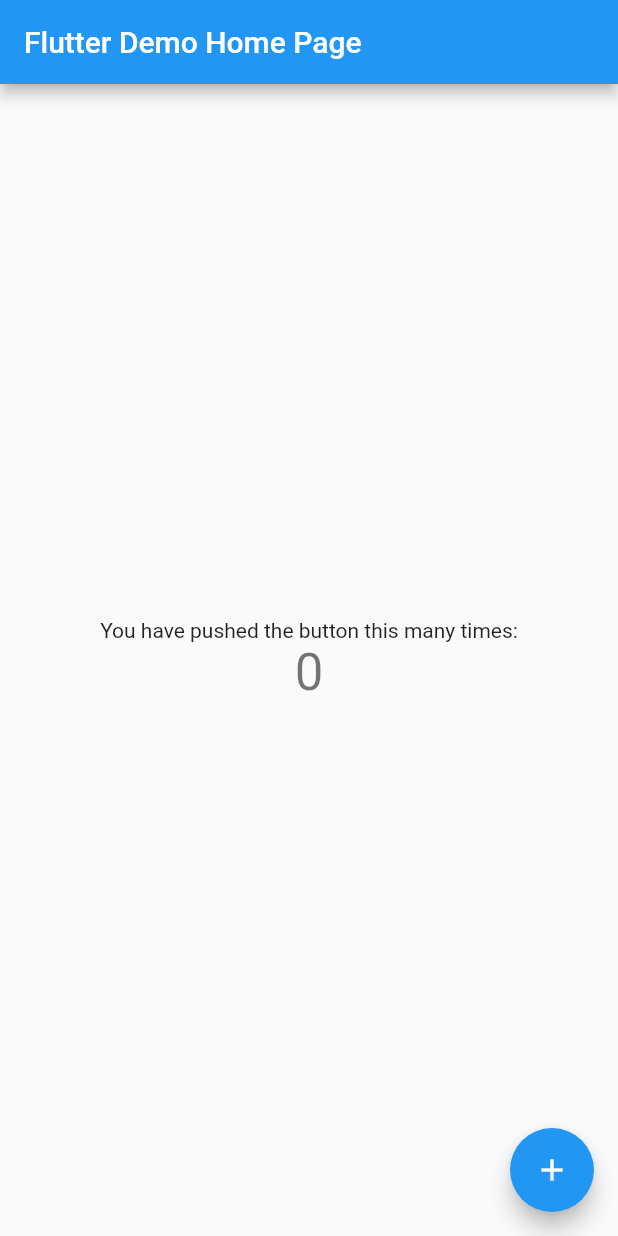
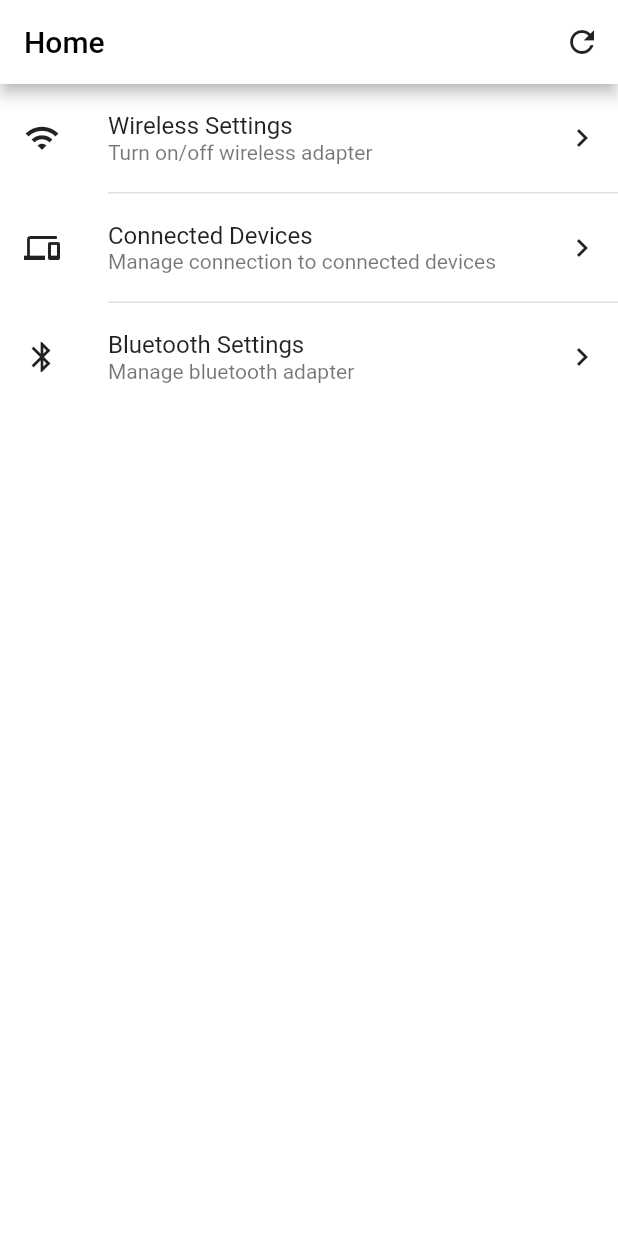
Before and after one commit to mochrira/wui, a Flutter app: the screen it shows after launch, on a phone screen of 412 x 824 dp. Run offline on Flutter 3.47's test engine with Material 2 defaults, Android fonts, the phone set to English and light mode, and no system bars.

Commit message:
Initial Commit

```diff
--- a/example/lib/main.dart
+++ b/example/lib/main.dart
@@ -1,4 +1,5 @@
 import 'package:flutter/material.dart';
+import 'package:wui/wui.dart';
 
 void main() {
   runApp(MyApp());
@@ -10,104 +11,116 @@ class MyApp extends StatelessWidget {
   Widget build(BuildContext context) {
     return MaterialApp(
       title: 'Flutter Demo',
-      theme: ThemeData(
-        // This is the theme of your application.
-        //
-        // Try running your application with "flutter run". You'll see the
-        // application has a blue toolbar. Then, without quitting the app, try
-        // changing the primarySwatch below to Colors.green and then invoke
-        // "hot reload" (press "r" in the console where you ran "flutter run",
-        // or simply save your changes to "hot reload" in a Flutter IDE).
-        // Notice that the counter didn't reset back to zero; the application
-        // is not restarted.
-        primarySwatch: Colors.blue,
-      ),
-      home: MyHomePage(title: 'Flutter Demo Home Page'),
+      theme: WuiDefaultTheme.light(context),
+      home: MyHomePage(),
     );
   }
 }
 
 class MyHomePage extends StatefulWidget {
-  MyHomePage({Key key, this.title}) : super(key: key);
-
-  // This widget is the home page of your application. It is stateful, meaning
-  // that it has a State object (defined below) that contains fields that affect
-  // how it looks.
-
-  // This class is the configuration for the state. It holds the values (in this
-  // case the title) provided by the parent (in this case the App widget) and
-  // used by the build method of the State. Fields in a Widget subclass are
-  // always marked "final".
-
-  final String title;
+  MyHomePage({Key key}) : super(key: key);
 
   @override
   _MyHomePageState createState() => _MyHomePageState();
 }
 
 class _MyHomePageState extends State<MyHomePage> {
-  int _counter = 0;
 
-  void _incrementCounter() {
-    setState(() {
-      // This call to setState tells the Flutter framework that something has
-      // changed in this State, which causes it to rerun the build method below
-      // so that the display can reflect the updated values. If we changed
-      // _counter without calling setState(), then the build method would not be
-      // called again, and so nothing would appear to happen.
-      _counter++;
-    });
-  }
+  List<Map<String, dynamic>> items = [{
+    "icon": Icon(Icons.wifi),
+    "title": "Wireless Settings",
+    "subtitle": "Turn on/off wireless adapter"
+  }, {
+    "icon": Icon(Icons.devices),
+    "title": "Connected Devices",
+    "subtitle": "Manage connection to connected devices"
+  }, {
+    "icon": Icon(Icons.bluetooth),
+    "title": "Bluetooth Settings",
+    "subtitle": "Manage bluetooth adapter"
+  }];
 
   @override
   Widget build(BuildContext context) {
-    // This method is rerun every time setState is called, for instance as done
-    // by the _incrementCounter method above.
-    //
-    // The Flutter framework has been optimized to make rerunning build methods
-    // fast, so that you can just rebuild anything that needs updating rather
-    // than having to individually change instances of widgets.
     return Scaffold(
       appBar: AppBar(
-        // Here we take the value from the MyHomePage object that was created by
-        // the App.build method, and use it to set our appbar title.
-        title: Text(widget.title),
+        title: Text("Home"),
+        actions: [
+          IconButton(
+            icon: Icon(Icons.refresh),
+            onPressed: () {
+
+            }
+          )
+        ],
       ),
-      body: Center(
-        // Center is a layout widget. It takes a single child and positions it
-        // in the middle of the parent.
-        child: Column(
-          // Column is also a layout widget. It takes a list of children and
-          // arranges them vertically. By default, it sizes itself to fit its
-          // children horizontally, and tries to be as tall as its parent.
-          //
-          // Invoke "debug painting" (press "p" in the console, choose the
-          // "Toggle Debug Paint" action from the Flutter Inspector in Android
-          // Studio, or the "Toggle Debug Paint" command in Visual Studio Code)
-          // to see the wireframe for each widget.
-          //
-          // Column has various properties to control how it sizes itself and
-          // how it positions its children. Here we use mainAxisAlignment to
-          // center the children vertically; the main axis here is the vertical
-          // axis because Columns are vertical (the cross axis would be
-          // horizontal).
-          mainAxisAlignment: MainAxisAlignment.center,
-          children: <Widget>[
-            Text(
-              'You have pushed the button this many times:',
-            ),
-            Text(
-              '$_counter',
-              style: Theme.of(context).textTheme.headline4,
-            ),
-          ],
-        ),
-      ),
-      floatingActionButton: FloatingActionButton(
-        onPressed: _incrementCounter,
-        tooltip: 'Increment',
-        child: Icon(Icons.add),
-      ), // This trailing comma makes auto-formatting nicer for build methods.
+      body: ListView.builder(
+        itemBuilder: (BuildContext context, index) {
+          return WuiListTile(
+            title: Text(items[index]["title"] ?? ""),
+            subtitle: Text(items[index]["subtitle"] ?? ""),
+            leading: items[index]["icon"],
+            trailing: Icon(Icons.chevron_right),
+            borderMode: index == items.length - 1 ? 'none' : 'normal',
+            onTap: () {
+              showModalBottomSheet(context: context, builder: (BuildContext context) {
+                return WuiActionSheet(
+                  title: Text(items[index]["title"]),
+                  actions: [
+                    WuiListTile(
+                      leading: Icon(Icons.edit),
+                      title: Text("Edit Wireless"),
+                      borderMode: 'normal',
+                      onTap: () {
+                        Navigator.of(context).pop();
+                        showDialog(
+                          context: context,
+                          builder: (BuildContext context) => WuiModal(
+                            title: Text("Enter Your Device Name"),
+                            insetBody: Column(
+                              crossAxisAlignment: CrossAxisAlignment.stretch,
+                              children: [
+                                TextField(
+                                  decoration: InputDecoration(
+                                    hintText: "Alphanumeric [A-Z,0-9]",
+                                    labelText: "Nama Wireless"
+                                  ),
+                                )
+                              ],
+                            ),
+                            actions: [
+                              WuiButton(
+                                child: Text("BATAL"),
+                              ),
+                              WuiButton(
+                                child: Text("SIMPAN"),
+                              )
+                            ],
+                          )
+                        );
+                      },
+                    ),
+                    WuiListTile(
+                      leading: Icon(Icons.delete),
+                      title: Text("Delete Wireless"),
+                      onTap: () {
+
+                      },
+                    ),
+                    WuiListTile(
+                      title: Text("See Also"),
+                      onTap: () {
+
+                      },
+                    )
+                  ],
+                );
+              });
+            },
+          );
+        },
+        itemCount: items.length
+      )
     );
   }
 }
--- a/example/pubspec.yaml
+++ b/example/pubspec.yaml
@@ -23,6 +23,8 @@ environment:
 dependencies:
   flutter:
     sdk: flutter
+  wui:
+    path: ../
 
 
   # The following adds the Cupertino Icons font to your application.
--- /dev/null
+++ b/lib/list_tile/list_tile.dart
@@ -0,0 +1,108 @@
+import 'package:flutter/material.dart';
+
+class WuiListTile extends StatelessWidget {
+
+  final void Function()? onTap;
+  final Widget? title;
+  final Widget? subtitle;
+  final Widget? leading;
+  final Widget? trailing;
+  final String borderMode;
+
+  WuiListTile({ Key? key,
+    this.onTap,
+    this.title,
+    this.subtitle,
+    this.leading,
+    this.trailing,
+    this.borderMode = 'none'
+  }) : super(key: key);
+
+  final IconThemeData iconThemeData = IconThemeData(
+    color: Colors.black87
+  );
+
+  @override
+  Widget build(BuildContext context) {
+    return RawMaterialButton(
+      materialTapTargetSize: MaterialTapTargetSize.shrinkWrap,
+      child: Container(
+        padding: EdgeInsets.only(left: 16),
+        decoration: BoxDecoration(
+          border: Border(
+            bottom: borderMode == 'full' ? BorderSide(
+              color: Colors.black12
+            ) : BorderSide.none
+          )
+        ),
+        child: Row(
+          crossAxisAlignment: subtitle == null ? CrossAxisAlignment.center : CrossAxisAlignment.start,
+          children: [
+            ...(leading != null ? [
+              Padding(
+                padding: EdgeInsets.only(top: subtitle != null ? 16 : 0),
+                child: Container(
+                  width: 40, height: 40,
+                  alignment: Alignment.centerLeft,
+                  child: leading,
+                ),
+              ),
+              SizedBox(width: 16),
+            ] : []),
+            Expanded(
+              child: Container(
+                padding: EdgeInsets.only(top: 16, bottom: 16, right: 12),
+                decoration: BoxDecoration(
+                  border: Border(
+                    bottom: borderMode == 'normal' ? BorderSide(
+                      color: Colors.black12
+                    ) : BorderSide.none
+                  )
+                ),
+                child: Row(
+                  children: [
+                    Expanded(
+                      child: Column(
+                        crossAxisAlignment: CrossAxisAlignment.stretch,
+                        children: [
+                          ...(title != null ? [DefaultTextStyle(
+                            style: (Theme.of(context).textTheme.subtitle1 ?? TextStyle(
+                              fontSize: 16
+                            )).copyWith(
+                              color: Colors.black87
+                            ),
+                            child: Container(
+                              child: title
+                            )
+                          )] : []),
+                          ...(subtitle != null ? [DefaultTextStyle(
+                            style: (Theme.of(context).textTheme.bodyText2 ?? TextStyle(
+                              fontSize: 14
+                            )).copyWith(
+                              color: Colors.black54
+                            ),
+                            child: Container(
+                              child: subtitle
+                            )
+                          )] : []),
+                        ],
+                      ),
+                    ),
+                    ...(trailing != null ? [
+                      SizedBox(width: 16),
+                      Container(
+                        width: 40, height: 40,
+                        alignment: Alignment.centerRight,
+                        child: trailing,
+                    )] : [])
+                  ],
+                ),
+              )
+            ),
+          ],
+        ),
+      ),
+      onPressed: onTap
+    );
+  }
+}
--- /dev/null
+++ b/lib/themes/default.dart
@@ -0,0 +1,22 @@
+import 'package:flutter/material.dart';
+
+class WuiDefaultTheme {
+  static ThemeData light(BuildContext context) {
+    return ThemeData(
+      scaffoldBackgroundColor: Colors.white,
+      primarySwatch: Colors.blue,
+      appBarTheme: AppBarTheme(
+        brightness: Brightness.light,
+        backgroundColor: Colors.white,
+        textTheme: TextTheme(
+          headline6: Theme.of(context).textTheme.headline6?.copyWith(
+            fontWeight: FontWeight.w500,
+            color: Colors.black
+          )
+        ),
+        iconTheme: IconThemeData(color: Colors.black87),
+        actionsIconTheme: IconThemeData(color: Colors.black87),
+      )
+    );
+  }
+}
--- a/pubspec.yaml
+++ b/pubspec.yaml
@@ -5,7 +5,7 @@ author:
 homepage:
 
 environment:
-  sdk: ">=2.7.0 <3.0.0"
+  sdk: ">=2.12.0 <3.0.0"
   flutter: ">=1.17.0"
 
 dependencies:
```
Also changed, not shown: lib/action_sheet/action_sheet.dart (added, +30 -0 lines), lib/button/button.dart (added, +38 -0 lines), lib/modal/modal.dart (added, +37 -0 lines), lib/wui.dart (+5 -5 lines), example/pubspec.lock, pubspec.lock.
